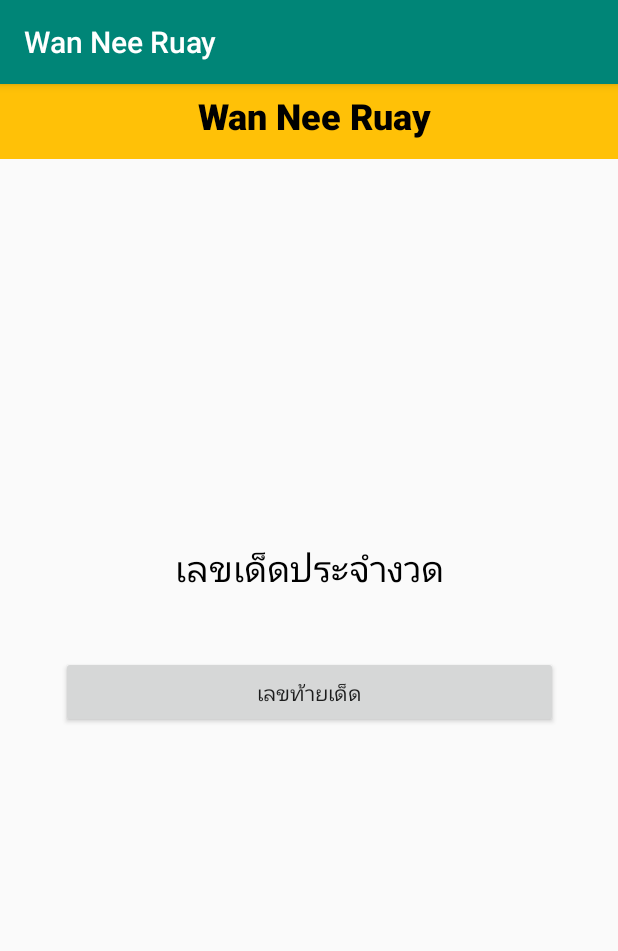
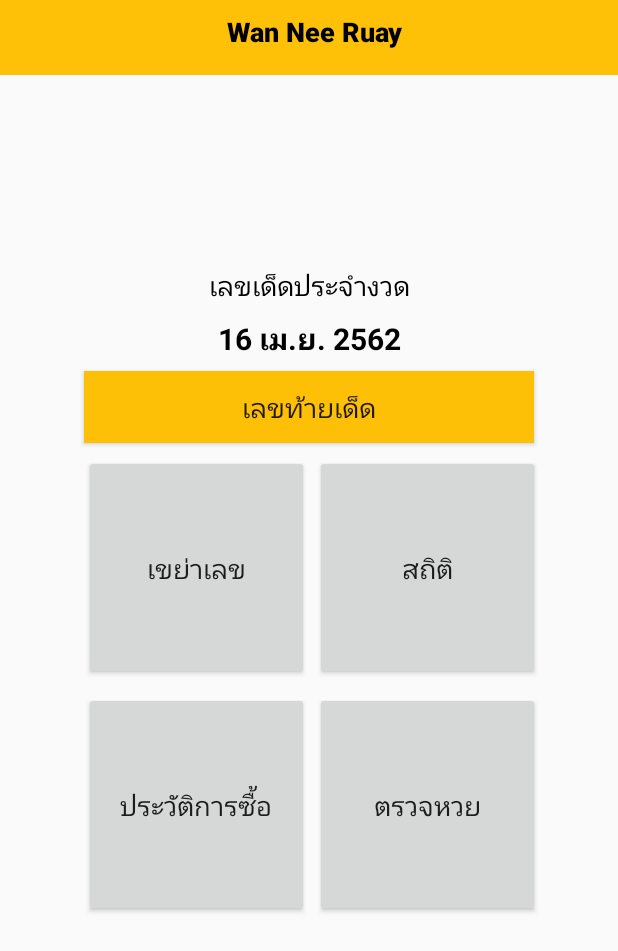
Before and after one commit to hiiamtin/WanNeeRuayApp, an Android app: the screen it shows after launch (Menu), on a phone screen of 412 x 824 dp. Shown: the top 951 px of the screen. Run offline under Robolectric (Android 15) with nearby library versions, the phone set to English and light mode, and no system bars.

Commit message:
Tin Update main

```diff
--- a/mobile/src/main/AndroidManifest.xml
+++ b/mobile/src/main/AndroidManifest.xml
@@ -8,13 +8,12 @@
         android:label="@string/app_name"
         android:roundIcon="@mipmap/ic_launcher_round"
         android:supportsRtl="true"
-        android:theme="@style/AppTheme">
+        android:theme="@style/AppTheme.NoActionBar">
         <activity android:name=".Random"></activity>
         <activity android:name=".Statistic" />
         <activity android:name=".Menu">
             <intent-filter>
                 <action android:name="android.intent.action.MAIN" />
-
                 <category android:name="android.intent.category.LAUNCHER" />
             </intent-filter>
         </activity>
--- a/mobile/src/main/java/com/wanneeruay/wanneeruay/Menu.java
+++ b/mobile/src/main/java/com/wanneeruay/wanneeruay/Menu.java
@@ -1,14 +1,25 @@
 package com.wanneeruay.wanneeruay;
 
+import android.content.Intent;
 import android.support.v7.app.AppCompatActivity;
 import android.os.Bundle;
+import android.view.View;
+import android.widget.Button;
 
-public class Menu extends AppCompatActivity {
+public class Menu extends AppCompatActivity{
 
     @Override
     protected void onCreate(Bundle savedInstanceState) {
         super.onCreate(savedInstanceState);
         setContentView(R.layout.activity_main);
+
+        final Button btRandom = (Button)findViewById(R.id.random_bt);
+        btRandom.setOnClickListener(new View.OnClickListener() {
+            public void onClick(View v) {
+                // Code here executes on main thread after user presses button
+                Intent intant = new Intent(this,Random.class);
+                startActivities(intant);
+            }
+        });
     }
 }
-/*asdasd*/
--- a/mobile/src/main/java/com/wanneeruay/wanneeruay/Random.java
+++ b/mobile/src/main/java/com/wanneeruay/wanneeruay/Random.java
@@ -2,8 +2,12 @@
 
 import android.support.v7.app.AppCompatActivity;
 import android.os.Bundle;
+import android.view.View;
 
 public class Random extends AppCompatActivity {
+
+    public Random() {
+    }
 
     @Override
     protected void onCreate(Bundle savedInstanceState) {
--- a/mobile/src/main/res/layout/activity_main.xml
+++ b/mobile/src/main/res/layout/activity_main.xml
@@ -29,7 +29,7 @@
         android:fontFamily="sans-serif-black"
         android:text="@string/app_name"
         android:textColor="@android:color/black"
-        android:textSize="24sp"
+        android:textSize="18sp"
         android:textStyle="bold"
         android:typeface="normal"
         app:layout_constraintBottom_toBottomOf="@+id/status_top"
@@ -37,74 +37,110 @@
         app:layout_constraintStart_toStartOf="@+id/status_top"
         app:layout_constraintTop_toTopOf="parent" />
 
-    <TableLayout
-        android:id="@+id/tableLayout"
-        android:layout_width="395dp"
-        android:layout_height="612dp"
+    <android.support.constraint.ConstraintLayout
+        android:id="@+id/menu"
+        android:layout_width="wrap_content"
+        android:layout_height="wrap_content"
         android:layout_marginStart="8dp"
         android:layout_marginTop="8dp"
         android:layout_marginEnd="8dp"
         android:layout_marginBottom="8dp"
-        android:gravity="center|center_vertical"
         app:layout_constraintBottom_toBottomOf="parent"
         app:layout_constraintEnd_toEndOf="parent"
         app:layout_constraintStart_toStartOf="parent"
         app:layout_constraintTop_toBottomOf="@+id/status_top"
-        app:layout_constraintVertical_bias="0.0">
-
-        <TableRow
-            android:id="@+id/row1"
-            android:layout_width="match_parent"
-            android:layout_height="wrap_content"
-            android:gravity="center">
+        app:layout_constraintVertical_bias="0.35000002">
 
         <TextView
             android:id="@+id/date_text_1"
-                android:layout_width="315dp"
+            android:layout_width="wrap_content"
             android:layout_height="wrap_content"
             android:layout_marginStart="8dp"
-                android:layout_marginTop="4dp"
+            android:layout_marginTop="8dp"
             android:layout_marginEnd="8dp"
             android:text="@string/lekded_new"
             android:textAlignment="center"
             android:textColor="#000000"
-                android:textSize="24sp" />
-
-        </TableRow>
-
-        <TableRow
-            android:id="@+id/row2"
-            android:layout_width="match_parent"
-            android:layout_height="match_parent"
-            android:gravity="center">
+            android:textSize="18sp"
+            app:layout_constraintEnd_toEndOf="parent"
+            app:layout_constraintStart_toStartOf="parent"
+            app:layout_constraintTop_toTopOf="@+id/menu" />
 
         <TextView
             android:id="@+id/date_text_2"
-                android:layout_width="match_parent"
+            android:layout_width="300dp"
             android:layout_height="wrap_content"
             android:layout_marginStart="8dp"
-                android:layout_marginTop="4dp"
+            android:layout_marginTop="8dp"
             android:layout_marginEnd="8dp"
+            android:text="@string/date_new"
             android:textAlignment="center"
             android:textColor="#000000"
-                android:textSize="30sp"
+            android:textSize="20sp"
             android:textStyle="bold"
-                tools:text="@string/date_new" />
-        </TableRow>
-
-        <TableRow
-            android:id="@+id/row3"
-            android:layout_width="match_parent"
-            android:layout_height="match_parent"
-            android:gravity="center">
+            app:layout_constraintEnd_toEndOf="parent"
+            app:layout_constraintStart_toStartOf="parent"
+            app:layout_constraintTop_toBottomOf="@+id/date_text_1" />
 
         <Button
-                android:id="@+id/button"
-                android:layout_width="wrap_content"
+            android:id="@+id/lektaided_bt"
+            android:layout_width="300dp"
             android:layout_height="wrap_content"
-                android:text="@string/lektaided" />
-        </TableRow>
-    </TableLayout>
+            android:layout_marginStart="8dp"
+            android:layout_marginTop="8dp"
+            android:layout_marginEnd="8dp"
+            android:background="#FDC007"
+            android:text="@string/lektaided"
+            android:textSize="18sp"
+            app:layout_constraintEnd_toEndOf="parent"
+            app:layout_constraintHorizontal_bias="0.505"
+            app:layout_constraintStart_toStartOf="parent"
+            app:layout_constraintTop_toBottomOf="@+id/date_text_2" />
+
+        <Button
+            android:id="@+id/random_bt"
+            android:layout_width="150dp"
+            android:layout_height="150dp"
+            android:layout_marginTop="8dp"
+            android:text="@string/random"
+            android:textSize="18sp"
+            app:layout_constraintStart_toStartOf="@+id/lektaided_bt"
+            app:layout_constraintTop_toBottomOf="@+id/lektaided_bt" />
+
+        <Button
+            android:id="@+id/statistic_bt"
+            android:layout_width="150dp"
+            android:layout_height="150dp"
+            android:layout_marginStart="8dp"
+            android:layout_marginTop="8dp"
+            android:text="@string/statistic"
+            android:textSize="18sp"
+            app:layout_constraintEnd_toEndOf="@+id/lektaided_bt"
+            app:layout_constraintStart_toEndOf="@+id/random_bt"
+            app:layout_constraintTop_toBottomOf="@+id/lektaided_bt" />
+
+        <Button
+            android:id="@+id/history_bt"
+            android:layout_width="150dp"
+            android:layout_height="150dp"
+            android:layout_marginTop="8dp"
+            android:text="@string/history"
+            android:textSize="18sp"
+            app:layout_constraintEnd_toEndOf="@+id/random_bt"
+            app:layout_constraintStart_toStartOf="@+id/random_bt"
+            app:layout_constraintTop_toBottomOf="@+id/random_bt" />
+
+        <Button
+            android:id="@+id/check_bt"
+            android:layout_width="150dp"
+            android:layout_height="150dp"
+            android:layout_marginTop="8dp"
+            android:text="@string/check"
+            android:textSize="18sp"
+            app:layout_constraintEnd_toEndOf="@+id/statistic_bt"
+            app:layout_constraintStart_toStartOf="@+id/statistic_bt"
+            app:layout_constraintTop_toBottomOf="@+id/statistic_bt" />
+    </android.support.constraint.ConstraintLayout>
 
 
 </android.support.constraint.ConstraintLayout>
--- a/mobile/src/main/res/layout/activity_random.xml
+++ b/mobile/src/main/res/layout/activity_random.xml
@@ -61,7 +61,7 @@
         app:layout_constraintVertical_bias="0.9" />
 
     <android.support.constraint.ConstraintLayout
-        android:id="@+id/number"
+        android:id="@+id/lektaided_bt"
         android:layout_width="0dp"
         android:layout_height="0dp"
         android:layout_marginStart="8dp"
--- a/mobile/src/main/res/values/strings.xml
+++ b/mobile/src/main/res/values/strings.xml
@@ -7,4 +7,6 @@
     <string name="lekded_new">เลขเด็ดประจำงวด</string>
     <string name="date_new">16 เม.ย. 2562</string>
     <string name="lektaided">เลขท้ายเด็ด</string>
+    <string name="history">ประวัติการซื้อ</string>
+    <string name="check">ตรวจหวย</string>
 </resources>
--- a/mobile/src/main/res/values/styles.xml
+++ b/mobile/src/main/res/values/styles.xml
@@ -6,6 +6,15 @@
         <item name="colorPrimary">@color/colorPrimary</item>
         <item name="colorPrimaryDark">@color/colorPrimaryDark</item>
         <item name="colorAccent">@color/colorAccent</item>
+
+    </style>
+
+    <style name="AppTheme.NoActionBar">
+        <item name="colorPrimary">@color/colorPrimary</item>
+        <item name="colorPrimaryDark">@color/colorPrimaryDark</item>
+        <item name="colorAccent">@color/colorAccent</item>
+        <item name="windowActionBar">false</item>
+        <item name="windowNoTitle">true</item>
     </style>
 
 </resources>
```
Lines whose indentation alone changed are shown as unchanged.
